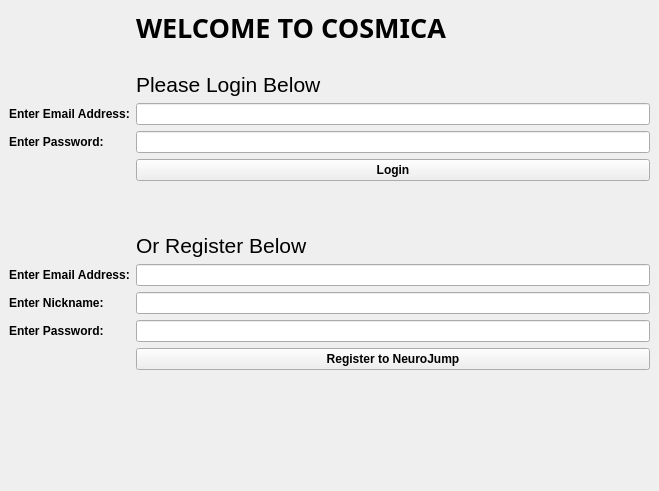
Old version of the form launcher/design.ui in the repository colshag/cosmica.
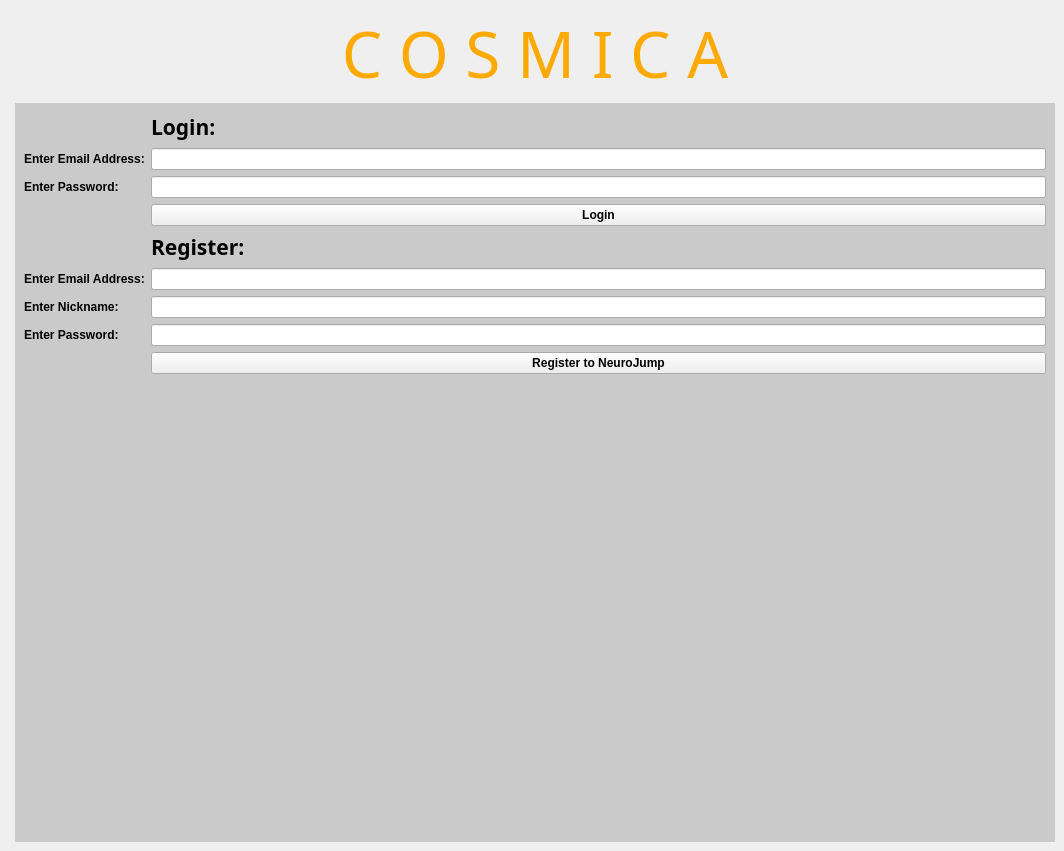
New version of the form. Icons and pictures are not drawn.

Commit message: qstacked widget and background images in launcher

Patch:
```diff
--- a/launcher/design.ui
+++ b/launcher/design.ui
@@ -6,50 +6,63 @@
    <rect>
     <x>0</x>
     <y>0</y>
-    <width>659</width>
-    <height>491</height>
+    <width>1064</width>
+    <height>851</height>
    </rect>
   </property>
   <property name="windowTitle">
    <string>Cosmica Launcher</string>
   </property>
   <property name="autoFillBackground">
-   <bool>false</bool>
+   <bool>true</bool>
+  </property>
+  <property name="styleSheet">
+   <string notr="true">#login_register {
+	background-color: rgb(202, 202, 202);
+}
+
+#centralwidget {
+	background-image: url(:/images/background.png);
+}
+</string>
   </property>
   <widget class="QWidget" name="centralwidget">
    <layout class="QFormLayout" name="formLayout">
     <property name="fieldGrowthPolicy">
      <enum>QFormLayout::AllNonFixedFieldsGrow</enum>
     </property>
+    <item row="3" column="1">
+     <widget class="QStackedWidget" name="stackedWidget">
+      <property name="minimumSize">
+       <size>
+        <width>0</width>
+        <height>0</height>
+       </size>
+      </property>
+      <property name="currentIndex">
+       <number>0</number>
+      </property>
+      <widget class="QWidget" name="login_register">
+       <layout class="QFormLayout" name="formLayout_2">
+        <property name="fieldGrowthPolicy">
+         <enum>QFormLayout::AllNonFixedFieldsGrow</enum>
+        </property>
     <item row="0" column="1">
-     <widget class="QLabel" name="label_3">
-      <property name="font">
-       <font>
-        <family>BolsterBold</family>
-        <pointsize>20</pointsize>
-        <weight>75</weight>
-        <bold>true</bold>
-       </font>
-      </property>
-      <property name="text">
-       <string>WELCOME TO COSMICA</string>
-      </property>
-     </widget>
-    </item>
-    <item row="2" column="1">
      <widget class="QLabel" name="label_4">
       <property name="font">
        <font>
-        <family>Yu Gothic UI</family>
+            <family>Terminator Two</family>
         <pointsize>16</pointsize>
+            <weight>75</weight>
+            <bold>true</bold>
        </font>
       </property>
       <property name="text">
-       <string>Please Login Below</string>
+           <string>Login:</string>
       </property>
      </widget>
     </item>
-    <item row="3" column="0">
+        <item row="1" column="0">
      <widget class="QLabel" name="label">
       <property name="font">
        <font>
@@ -64,10 +77,10 @@
       </property>
      </widget>
     </item>
-    <item row="3" column="1">
+        <item row="1" column="1">
      <widget class="QLineEdit" name="txtEmail"/>
     </item>
-    <item row="4" column="0">
+        <item row="2" column="0">
      <widget class="QLabel" name="label_2">
       <property name="font">
        <font>
@@ -82,10 +95,10 @@
       </property>
      </widget>
     </item>
-    <item row="4" column="1">
+        <item row="2" column="1">
      <widget class="QLineEdit" name="txtPassword"/>
     </item>
-    <item row="5" column="1">
+        <item row="3" column="1">
      <widget class="QPushButton" name="btnLogin">
       <property name="font">
        <font>
@@ -100,32 +113,7 @@
       </property>
      </widget>
     </item>
-    <item row="6" column="1">
-     <widget class="QLabel" name="label_5">
-      <property name="font">
-       <font>
-        <pointsize>26</pointsize>
-       </font>
-      </property>
-      <property name="text">
-       <string/>
-      </property>
-     </widget>
-    </item>
-    <item row="7" column="1">
-     <widget class="QLabel" name="label_6">
-      <property name="font">
-       <font>
-        <family>Yu Gothic UI</family>
-        <pointsize>16</pointsize>
-       </font>
-      </property>
-      <property name="text">
-       <string>Or Register Below</string>
-      </property>
-     </widget>
-    </item>
-    <item row="8" column="0">
+        <item row="6" column="0">
      <widget class="QLabel" name="label_7">
       <property name="font">
        <font>
@@ -140,10 +128,10 @@
       </property>
      </widget>
     </item>
-    <item row="8" column="1">
+        <item row="6" column="1">
      <widget class="QLineEdit" name="txtNewEmail"/>
     </item>
-    <item row="9" column="0">
+        <item row="7" column="0">
      <widget class="QLabel" name="label_8">
       <property name="font">
        <font>
@@ -158,28 +146,28 @@
       </property>
      </widget>
     </item>
-    <item row="10" column="0">
-     <widget class="QLabel" name="label_9">
-      <property name="font">
-       <font>
-        <family>Yu Gothic UI</family>
-        <pointsize>9</pointsize>
-        <weight>75</weight>
-        <bold>true</bold>
-       </font>
-      </property>
-      <property name="text">
-       <string>Enter Password:</string>
-      </property>
-     </widget>
-    </item>
-    <item row="9" column="1">
+        <item row="7" column="1">
      <widget class="QLineEdit" name="txtNickname"/>
     </item>
-    <item row="10" column="1">
+        <item row="8" column="0">
+         <widget class="QLabel" name="label_9">
+          <property name="font">
+           <font>
+            <family>Yu Gothic UI</family>
+            <pointsize>9</pointsize>
+            <weight>75</weight>
+            <bold>true</bold>
+           </font>
+          </property>
+          <property name="text">
+           <string>Enter Password:</string>
+          </property>
+         </widget>
+        </item>
+        <item row="8" column="1">
      <widget class="QLineEdit" name="txtNewPassword"/>
     </item>
-    <item row="11" column="1">
+        <item row="9" column="1">
      <widget class="QPushButton" name="btnRegister">
       <property name="font">
        <font>
@@ -194,22 +182,35 @@
       </property>
      </widget>
     </item>
+        <item row="5" column="1">
+         <widget class="QLabel" name="label_6">
+          <property name="font">
+           <font>
+            <family>Terminator Two</family>
+            <pointsize>16</pointsize>
+            <weight>75</weight>
+            <bold>true</bold>
+           </font>
+          </property>
+          <property name="text">
+           <string>Register:</string>
+          </property>
+         </widget>
+        </item>
+       </layout>
+      </widget>
+      <widget class="QWidget" name="page_2"/>
+     </widget>
+    </item>
     <item row="1" column="1">
-     <widget class="QLabel" name="label_10">
-      <property name="text">
-       <string/>
-      </property>
-     </widget>
-    </item>
-    <item row="12" column="1">
-     <widget class="QLabel" name="label_11">
+     <widget class="QLabel" name="label_3">
       <property name="font">
        <font>
-        <pointsize>18</pointsize>
+        <family>Terminator Two</family>
        </font>
       </property>
       <property name="text">
-       <string/>
+       <string>&lt;html&gt;&lt;head/&gt;&lt;body&gt;&lt;p align=&quot;center&quot;&gt;&lt;span style=&quot; font-size:48pt; color:#ffaa00;&quot;&gt;C O S M I C A&lt;/span&gt;&lt;/p&gt;&lt;/body&gt;&lt;/html&gt;</string>
       </property>
      </widget>
     </item>
```
Left out of the diff: 4 changed lines with no effect on the pictures. Lines whose indentation alone changed are shown as unchanged. The commit also changes 6 other files.
